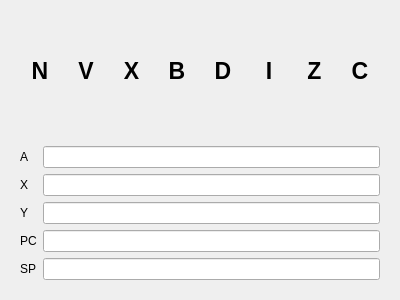
The window that debugger/src/reg_view.ui (Scoobadood/beem) describes before a commit, drawn with Qt 5.
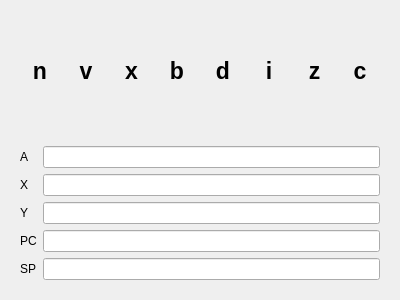
The same window after the commit.

Commit message: FIX: Register flags now update correctly.

Diff of the .ui file:
```diff
--- a/debugger/src/reg_view.ui
+++ b/debugger/src/reg_view.ui
@@ -34,7 +34,7 @@
            </font>
           </property>
           <property name="text">
-           <string>N</string>
+           <string>n</string>
           </property>
           <property name="alignment">
            <set>Qt::AlignCenter</set>
@@ -50,7 +50,7 @@
            </font>
           </property>
           <property name="text">
-           <string>V</string>
+           <string>v</string>
           </property>
           <property name="alignment">
            <set>Qt::AlignCenter</set>
@@ -66,7 +66,7 @@
            </font>
           </property>
           <property name="text">
-           <string>X</string>
+           <string>x</string>
           </property>
           <property name="alignment">
            <set>Qt::AlignCenter</set>
@@ -82,7 +82,7 @@
            </font>
           </property>
           <property name="text">
-           <string>B</string>
+           <string>b</string>
           </property>
           <property name="alignment">
            <set>Qt::AlignCenter</set>
@@ -98,7 +98,7 @@
            </font>
           </property>
           <property name="text">
-           <string>D</string>
+           <string>d</string>
           </property>
           <property name="alignment">
            <set>Qt::AlignCenter</set>
@@ -114,7 +114,7 @@
            </font>
           </property>
           <property name="text">
-           <string>I</string>
+           <string>i</string>
           </property>
           <property name="alignment">
            <set>Qt::AlignCenter</set>
@@ -130,7 +130,7 @@
            </font>
           </property>
           <property name="text">
-           <string>Z</string>
+           <string>z</string>
           </property>
           <property name="alignment">
            <set>Qt::AlignCenter</set>
@@ -146,7 +146,7 @@
            </font>
           </property>
           <property name="text">
-           <string>C</string>
+           <string>c</string>
           </property>
           <property name="alignment">
            <set>Qt::AlignCenter</set>
```
The commit also changes 1 other file.
